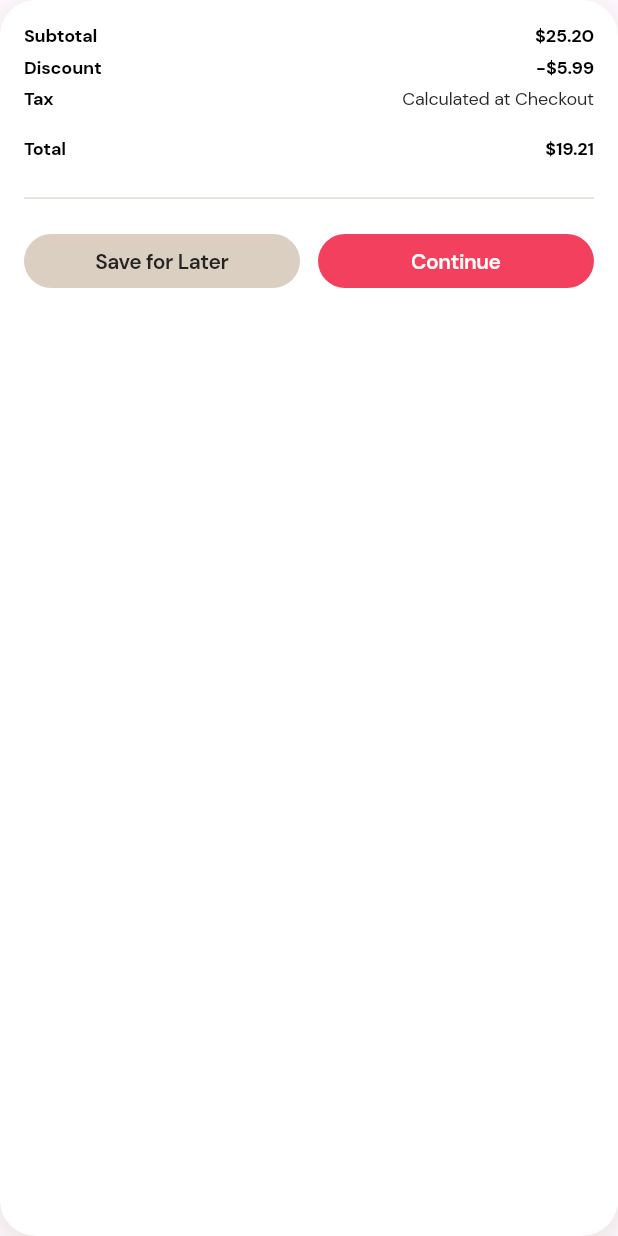
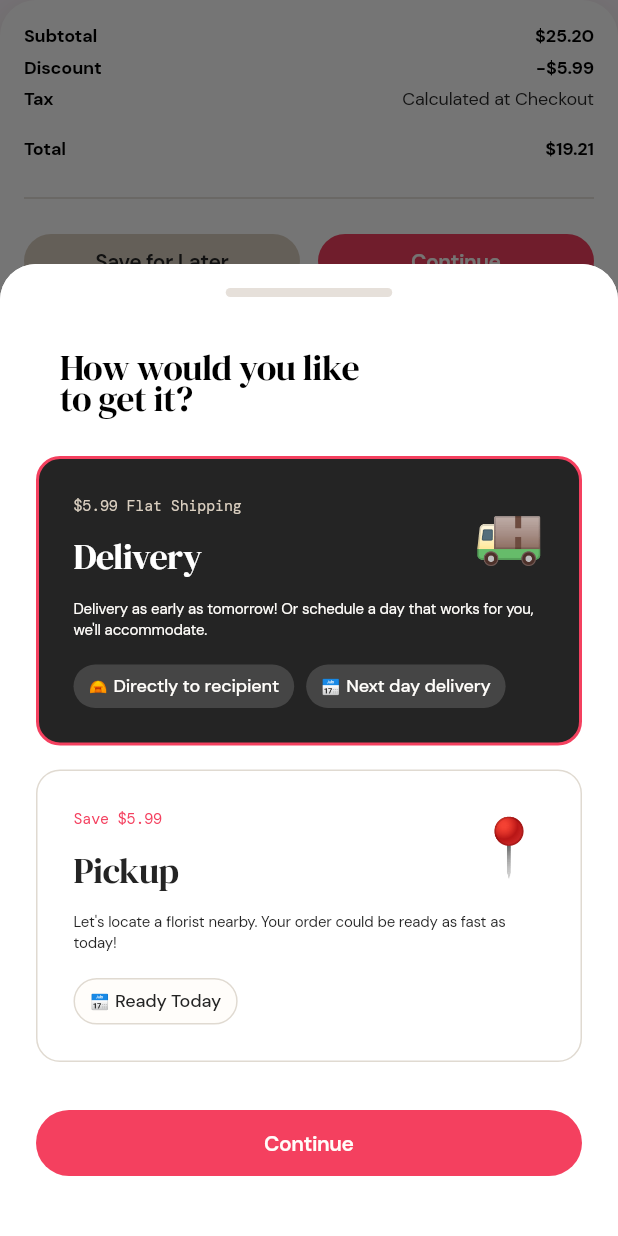
Before and after one commit to myuma24/flora, a Flutter app: the CartTotals widget shown alone on an empty page, opened directly, after a tap on "Continue", on a phone screen of 412 x 824 dp. Run offline on Flutter 3.47's test engine with Material 3 defaults, Android fonts, the phone set to English and light mode, and no system bars; our stand-ins replace flutter_svg, go_router, google_fonts.

Commit message:
add checkout

```diff
--- a/lib/core/theme/app_text_styles.dart
+++ b/lib/core/theme/app_text_styles.dart
@@ -11,11 +11,11 @@ class AppTextStyles {
   );
 
   static final TextStyle subHeader = GoogleFonts.dmSerifDisplay(
-    fontSize: 20.0,
+    fontSize: 24.0,
     fontWeight: FontWeight.w400,
     color: Colors.black,
-    letterSpacing: 20.0 * 0,
-    height: 1.4,
+    letterSpacing: 20.0 * -0.02,
+    height: 0.88,
   );
 
   static final TextStyle dmSansHeader = GoogleFonts.dmSans(
--- a/lib/features/cart/pages/cart_page.dart
+++ b/lib/features/cart/pages/cart_page.dart
@@ -4,6 +4,7 @@ import 'package:flora/core/widgets/app_icon.dart';
 import 'package:flora/core/widgets/button.dart';
 import 'package:flora/features/cart/widgets/cart_item.dart';
 import 'package:flora/features/cart/widgets/cart_totals.dart';
+import 'package:flora/features/checkout/widgets/delivery_options_sheet.dart';
 import 'package:flutter/material.dart';
 import 'package:go_router/go_router.dart';
 
@@ -87,10 +88,24 @@ class CartPage extends StatelessWidget {
               const SizedBox(height: 46.0),
 
               // Totals
-              const CartTotals(
+              CartTotals(
                 subtotal: "25.20",
                 discount: "5.99",
                 total: "19.21",
+                onContinue: () {
+                  showModalBottomSheet(
+                    context: context,
+                    useRootNavigator: true,
+                    isScrollControlled: true,
+                    backgroundColor: Colors.white,
+                    shape: const RoundedRectangleBorder(
+                      borderRadius: BorderRadius.vertical(
+                        top: Radius.circular(24.0),
+                      ),
+                    ),
+                    builder: (context) => const DeliveryOptionsSheet(),
+                  );
+                },
               ),
               const SizedBox(height: 24.0),
             ],
--- a/lib/features/cart/widgets/cart_totals.dart
+++ b/lib/features/cart/widgets/cart_totals.dart
@@ -7,12 +7,14 @@ class CartTotals extends StatelessWidget {
   final String subtotal;
   final String discount;
   final String total;
+  final VoidCallback? onContinue;
 
   const CartTotals({
     super.key,
     required this.subtotal,
     required this.discount,
     required this.total,
+    this.onContinue,
   });
 
   @override
@@ -61,7 +63,7 @@ class CartTotals extends StatelessWidget {
                 child: AppButton(
                   text: "Continue",
                   type: AppButtonType.primary,
-                  onPressed: () {},
+                  onPressed: onContinue ?? () {},
                 ),
               ),
             ],
--- /dev/null
+++ b/lib/features/checkout/widgets/delivery_badge.dart
@@ -0,0 +1,46 @@
+import 'package:flora/core/theme/app_colors.dart';
+import 'package:flora/core/theme/app_text_styles.dart';
+import 'package:flutter/material.dart';
+
+class DeliveryBadge extends StatelessWidget {
+  final String text;
+  final String emoji;
+  final bool isDark;
+
+  const DeliveryBadge({
+    super.key,
+    required this.text,
+    required this.emoji,
+    this.isDark = true,
+  });
+
+  @override
+  Widget build(BuildContext context) {
+    return Container(
+      padding: const EdgeInsets.symmetric(horizontal: 10.0, vertical: 6.0),
+      decoration: BoxDecoration(
+        color: isDark ? AppColors.darkerIconBackground : AppColors.offWhite,
+        borderRadius: BorderRadius.circular(999.0),
+        border: isDark ? null : Border.all(color: AppColors.strokeColor),
+      ),
+      child: Row(
+        mainAxisSize: MainAxisSize.min,
+        crossAxisAlignment: CrossAxisAlignment.center,
+        children: [
+          Text(
+            emoji,
+            style: const TextStyle(fontSize: 10.0), // Force emoji size
+          ),
+          const SizedBox(width: 4.0),
+          Text(
+            text,
+            style: AppTextStyles.subBodySans.copyWith(
+              color: isDark ? AppColors.offWhite : AppColors.floraBlack,
+              fontWeight: FontWeight.w500,
+            ),
+          ),
+        ],
+      ),
+    );
+  }
+}
--- /dev/null
+++ b/lib/features/checkout/widgets/delivery_option_card.dart
@@ -0,0 +1,102 @@
+import 'package:flora/core/theme/app_colors.dart';
+import 'package:flora/core/theme/app_text_styles.dart';
+import 'package:flutter/material.dart';
+
+class DeliveryOptionCard extends StatelessWidget {
+  final String title;
+  final String subtitle;
+  final String description;
+  final String emoji;
+  final List<Widget> badges;
+  final bool isSelected;
+  final bool isDark; // Permanent style for the card
+  final Color? subtitleColor;
+  final VoidCallback onTap;
+
+  const DeliveryOptionCard({
+    super.key,
+    required this.title,
+    required this.subtitle,
+    required this.description,
+    required this.emoji,
+    required this.badges,
+    required this.isSelected,
+    required this.isDark,
+    required this.onTap,
+    this.subtitleColor,
+  });
+
+  @override
+  Widget build(BuildContext context) {
+    final bgColor = isDark ? AppColors.floraBlack : Colors.white;
+    final textColor = isDark ? Colors.white : AppColors.floraBlack;
+    final defaultSubtitleColor = isDark
+        ? AppColors.subLabelLighter
+        : AppColors.primaryPink;
+
+    return GestureDetector(
+      onTap: onTap,
+      child: Container(
+        width: double.infinity,
+        padding: isSelected
+            ? const EdgeInsets.all(23.0) // to account for 2px thick border
+            : const EdgeInsets.all(24.0),
+        decoration: BoxDecoration(
+          color: bgColor,
+          borderRadius: BorderRadius.circular(16.0),
+          border: isSelected
+              ? Border.all(color: AppColors.primaryPink, width: 2.0)
+              : Border.all(
+                  color: isDark ? Colors.transparent : AppColors.strokeColor,
+                  width: 1.0, // Match width to prevent layout shift
+                ),
+        ),
+        child: Column(
+          crossAxisAlignment: CrossAxisAlignment.start,
+          children: [
+            // Subtitle and Emoji row
+            Row(
+              mainAxisAlignment: MainAxisAlignment.spaceBetween,
+              crossAxisAlignment: CrossAxisAlignment.center,
+              children: [
+                Column(
+                  crossAxisAlignment: CrossAxisAlignment.start,
+                  children: [
+                    Text(
+                      subtitle,
+                      style: AppTextStyles.labelSans.copyWith(
+                        color: subtitleColor ?? defaultSubtitleColor,
+                      ),
+                    ),
+                    const SizedBox(height: 16.0),
+                    Text(
+                      title,
+                      style: AppTextStyles.subHeader.copyWith(color: textColor),
+                    ),
+                  ],
+                ),
+                Text(
+                  emoji,
+                  style: const TextStyle(fontSize: 38.0), // Large emoji
+                ),
+              ],
+            ),
+            const SizedBox(height: 16.0),
+
+            // Description
+            Text(
+              description,
+              style: AppTextStyles.subBodySmall.copyWith(
+                color: isDark ? AppColors.offWhite : AppColors.floraBlack,
+              ),
+            ),
+            const SizedBox(height: 16.0),
+
+            // Badges
+            Wrap(spacing: 8.0, runSpacing: 8.0, children: badges),
+          ],
+        ),
+      ),
+    );
+  }
+}
--- /dev/null
+++ b/lib/features/checkout/widgets/delivery_options_sheet.dart
@@ -0,0 +1,116 @@
+import 'package:flora/core/theme/app_colors.dart';
+import 'package:flora/core/theme/app_text_styles.dart';
+import 'package:flora/core/widgets/button.dart';
+import 'package:flora/features/checkout/widgets/delivery_badge.dart';
+import 'package:flora/features/checkout/widgets/delivery_option_card.dart';
+import 'package:flutter/material.dart';
+
+class DeliveryOptionsSheet extends StatefulWidget {
+  const DeliveryOptionsSheet({super.key});
+
+  @override
+  State<DeliveryOptionsSheet> createState() => _DeliveryOptionsSheetState();
+}
+
+class _DeliveryOptionsSheetState extends State<DeliveryOptionsSheet> {
+  String selectedOption = 'delivery'; // 'delivery' or 'pickup'
+
+  @override
+  Widget build(BuildContext context) {
+    return Container(
+      width: double.infinity,
+      padding: const EdgeInsets.fromLTRB(24.0, 16.0, 24.0, 24.0),
+      decoration: const BoxDecoration(
+        color: Colors.white,
+        borderRadius: BorderRadius.vertical(top: Radius.circular(24.0)),
+      ),
+      child: SafeArea(
+        child: Column(
+          mainAxisSize: MainAxisSize.min,
+          crossAxisAlignment: CrossAxisAlignment.stretch,
+          children: [
+            // Custom Touch Bar
+            Center(
+              child: Container(
+                width: 111.0,
+                height: 6.0,
+                decoration: BoxDecoration(
+                  color: const Color(0xFFE6E0DA),
+                  borderRadius: BorderRadius.circular(999.0),
+                ),
+              ),
+            ),
+            const SizedBox(height: 24.0),
+
+            Padding(
+              padding: const EdgeInsets.symmetric(
+                horizontal: 16.0,
+                vertical: 12.0,
+              ),
+              child: Text(
+                "How would you like\nto get it?",
+                style: AppTextStyles.subHeader,
+              ),
+            ),
+            const SizedBox(height: 16.0),
+
+            // Delivery Card
+            DeliveryOptionCard(
+              title: "Delivery",
+              subtitle: "\$5.99 Flat Shipping",
+              description:
+                  "Delivery as early as tomorrow! Or schedule a day that works for you, we'll accommodate.",
+              emoji: "🚚",
+              isSelected: selectedOption == 'delivery',
+              isDark: true,
+              onTap: () => setState(() => selectedOption = 'delivery'),
+              badges: const [
+                DeliveryBadge(
+                  text: "Directly to recipient",
+                  emoji: "⛺",
+                  isDark: true,
+                ),
+                DeliveryBadge(
+                  text: "Next day delivery",
+                  emoji: "📅",
+                  isDark: true,
+                ),
+              ],
+            ),
+            const SizedBox(height: 16.0),
+
+            // Pickup Card
+            DeliveryOptionCard(
+              title: "Pickup",
+              subtitle: "Save \$5.99",
+              description:
+                  "Let's locate a florist nearby. Your order could be ready as fast as today!",
+              emoji: "📍",
+              isSelected: selectedOption == 'pickup',
+              isDark: false,
+              onTap: () => setState(() => selectedOption = 'pickup'),
+              badges: const [
+                DeliveryBadge(text: "Ready Today", emoji: "📅", isDark: false),
+              ],
+            ),
+            const SizedBox(height: 32.0),
+
+            // Continue Button
+            AppButton(
+              text: "Continue",
+              type: AppButtonType.primary,
+              padding: const EdgeInsets.symmetric(vertical: 16.0),
+              backgroundColor: selectedOption.isEmpty
+                  ? AppColors.strokeColor
+                  : null,
+              onPressed: () {
+                Navigator.of(context).pop();
+              },
+            ),
+            const SizedBox(height: 16.0),
+          ],
+        ),
+      ),
+    );
+  }
+}
```
